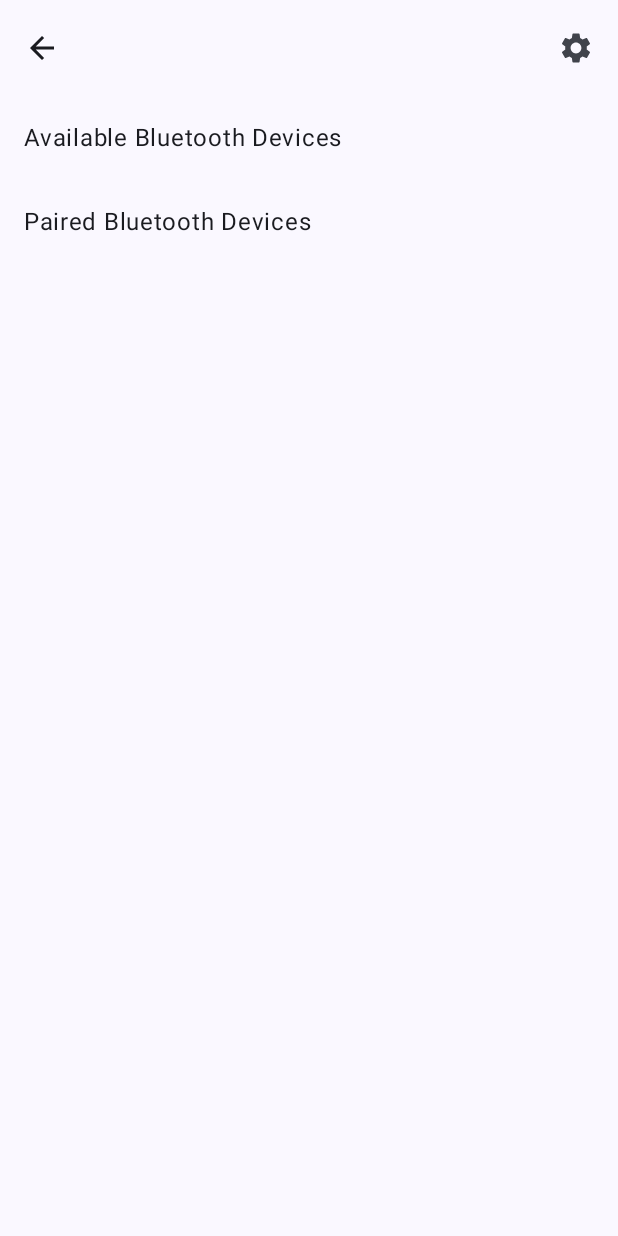
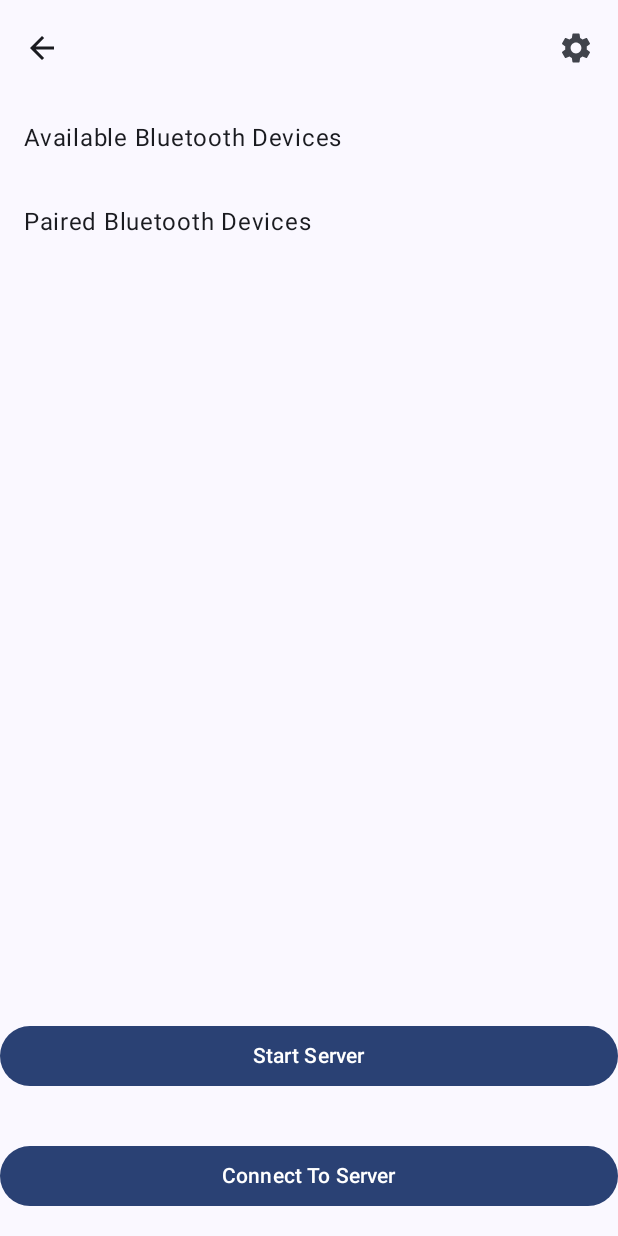
Before and after one commit to ak-asu/Tic-Tac-Toe, an Android app built with Jetpack Compose: the AvailableDevicesScreen screen opened through its navigation route, on a phone screen of 412 x 824 dp. Run offline under Robolectric (Android 15) with nearby library versions, the light colour scheme and no system bars; libraries missing offline, so code that uses them is left out: com.android.identity.

Commit message:
started to implement client and server for bluetooth connection. Currently having issue with callback not being executed

```diff
--- a/app/src/main/java/com/akheparasu/tic_tac_toe/TwoPlayer.kt
+++ b/app/src/main/java/com/akheparasu/tic_tac_toe/TwoPlayer.kt
@@ -172,16 +172,21 @@ class TwoPlayer(private val context: Context) {
     fun startBluetoothServer(onServerStarted: () -> Unit){
         CoroutineScope(Dispatchers.IO).launch {
             try {
-                currentServerSocket = bluetoothAdapter?.listenUsingRfcommWithServiceRecord(
-                    "TicTacToeServer",
-                    MY_UUID
-                )
-                currentClientSocket = currentServerSocket?.accept()
+                currentServerSocket = bluetoothAdapter?.listenUsingRfcommWithServiceRecord("TicTacToeServer", MY_UUID)
 
-                withContext(Dispatchers.Main){
-                    Toast.makeText(context, "Server started, Ready to receive connections", Toast.LENGTH_SHORT).show()
+                withContext(Dispatchers.Main) {
+                    onServerStarted()
+                    Toast.makeText(context, "Server Started", Toast.LENGTH_SHORT).show()
                 }
 
+                while(true){
+                    val clientSocket = currentServerSocket?.accept()
+                    if(clientSocket != null){
+                        withContext(Dispatchers.Main){
+                            Toast.makeText(context, "Client Connected!", Toast.LENGTH_SHORT).show()
+                        }
+                    }
+                }
             } catch (e: IOException) {
                 withContext(Dispatchers.Main) {
                     Toast.makeText(context, "Failed to start server: ${e.message}", Toast.LENGTH_SHORT).show()
@@ -228,6 +233,33 @@ class TwoPlayer(private val context: Context) {
         }
     }
 
+    /*fun isServerReady(device: BluetoothDevice): Boolean {
+        CoroutineScope(Dispatchers.IO).launch {
+            // Implement a method to check if Device 1 is available (could be a simple connect attempt)
+            val isServerReady = attemptToConnect(device)
+
+            if (isServerReady) {
+                // Server is ready, proceed with connection
+                connectToDevice(device, activity)
+            } else {
+                // Retry or handle failure
+            }
+        }
+    }
+
+    private suspend fun attemptToConnect(device: BluetoothDevice): Boolean {
+        return try {
+            val socket = device.createRfcommSocketToServiceRecord(MY_UUID)
+            socket.connect()  // This will throw an exception if it can't connect
+            true  // Connection successful
+        } catch (e: IOException) {
+            false  // Connection failed
+        }
+    }*/
+
+
+
+
 
 
 
--- a/app/src/main/java/com/akheparasu/tic_tac_toe/screens/AvailableDevicesScreen.kt
+++ b/app/src/main/java/com/akheparasu/tic_tac_toe/screens/AvailableDevicesScreen.kt
@@ -9,6 +9,7 @@ import android.util.Log
 import android.widget.Toast
 import androidx.compose.foundation.clickable
 import androidx.compose.foundation.layout.Column
+import androidx.compose.foundation.layout.Spacer
 import androidx.compose.foundation.layout.fillMaxWidth
 import androidx.compose.foundation.layout.padding
 import androidx.compose.foundation.lazy.LazyColumn
@@ -87,23 +88,38 @@ fun AvailableDevicesScreen(twoPlayer: TwoPlayer, activity: Activity) {
             items(pairedDevices) { pairedDevice ->
                 BluetoothDeviceItem(
                     device = pairedDevice,
-                    onClick = { selectedDevice ->
+                    onClick = { selectedDevice = pairedDevice
+
                         //start server if its not running
-                        if(!isServerRunning) {
-                            Toast.makeText(context, "Trying To start a server", Toast.LENGTH_SHORT).show()
-                            twoPlayer.startBluetoothServer {
-                                isServerRunning = true
-                                Toast.makeText(context, "Server Started", Toast.LENGTH_SHORT).show()
-                            }
-                        }else{
-                            //if server is running, connect to the device
-                            Toast.makeText(context, "Trying To make a connection", Toast.LENGTH_SHORT).show()
-                            twoPlayer.connectToDevice(selectedDevice, activity)
-                            Toast.makeText(context, "Devices Connected!", Toast.LENGTH_SHORT).show()
-                        }
+                        /*if(!isServerRunning) {
+
+                        }*/
                     }
                 )
             }
+        }
+        Spacer(modifier = Modifier.weight(1f))
+
+        Button(
+            onClick = {
+                Toast.makeText(context, "Trying To start a server", Toast.LENGTH_SHORT).show()
+                twoPlayer.startBluetoothServer {
+                    isServerRunning = true
+                    Toast.makeText(context, "Server Started", Toast.LENGTH_SHORT).show()
+                }
+            },
+            modifier = Modifier.fillMaxWidth().padding(vertical = 16.dp) // Full width with padding
+        ){
+            Text("Start Server")
+        }
+
+        Button(
+            onClick = {
+                twoPlayer.connectToDevice(selectedDevice!!, activity)
+            },
+            modifier = Modifier.fillMaxWidth().padding(vertical = 16.dp) // Full width with padding
+        ){
+            Text("Connect To Server")
         }
     }
     if (showWhoGoesFirstDialog && selectedDevice != null){
```
